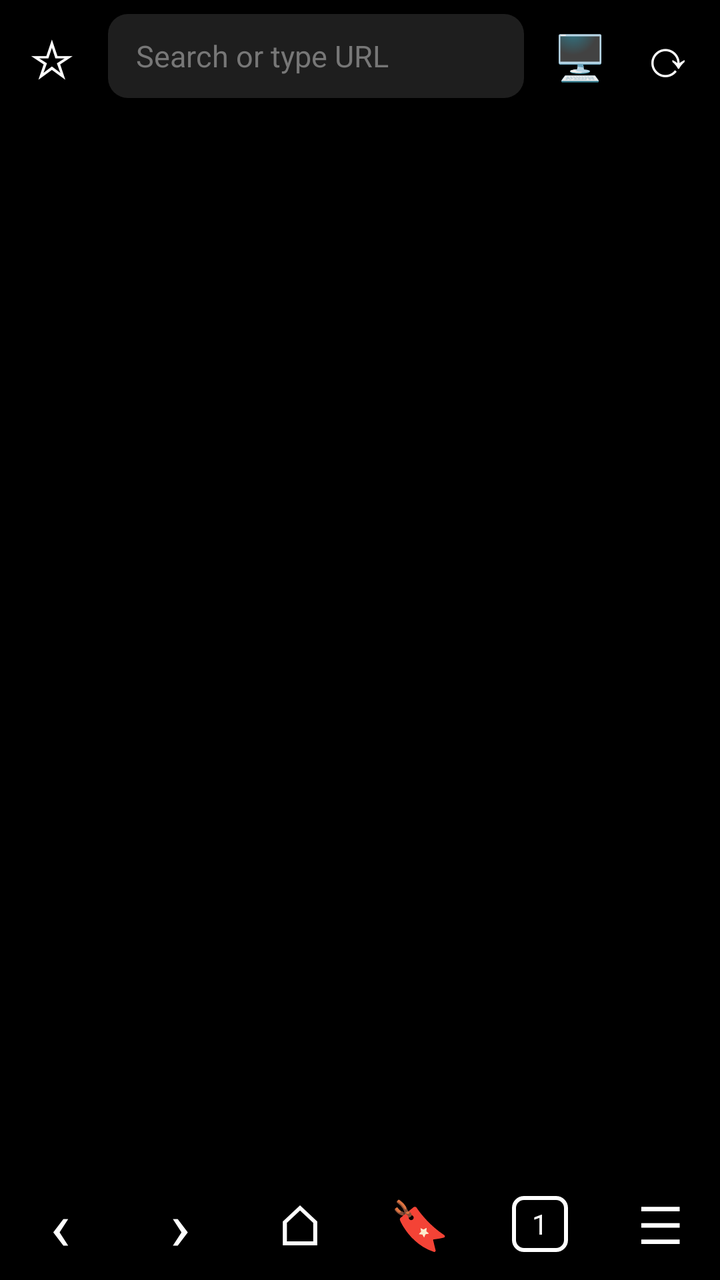
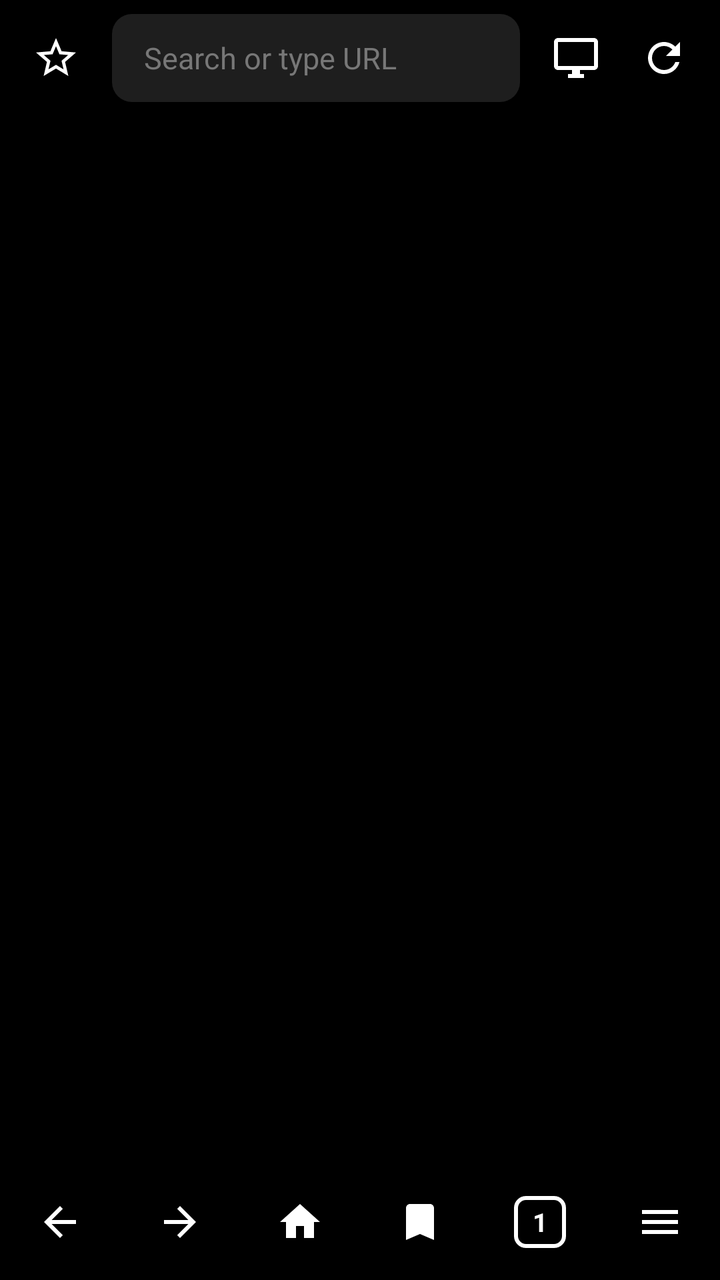

An Android layout rendered at two revisions. The XML below is the earlier revision; the diff shows what the commit changed to produce the second picture.
<!-- AndroidManifest.xml: application theme AppTheme -->
<!-- res/layout/activity_main.xml -->
<?xml version="1.0" encoding="utf-8"?>
<LinearLayout xmlns:android="http://schemas.android.com/apk/res/android"
    android:layout_width="match_parent"
    android:layout_height="match_parent"
    android:background="#000000"
    android:orientation="vertical">

    <LinearLayout
        android:id="@+id/topBar"
        android:layout_width="match_parent"
        android:layout_height="56dp"
        android:gravity="center_vertical"
        android:orientation="horizontal"
        android:paddingStart="4dp"
        android:paddingEnd="4dp">

        <TextView
            android:id="@+id/btnStar"
            android:layout_width="44dp"
            android:layout_height="44dp"
            android:background="?attr/selectableItemBackgroundBorderless"
            android:gravity="center"
            android:text="☆"
            android:textColor="#FFFFFF"
            android:textSize="26sp" />

        <EditText
            android:id="@+id/urlBar"
            android:layout_width="0dp"
            android:layout_height="42dp"
            android:layout_marginStart="6dp"
            android:layout_marginEnd="6dp"
            android:layout_weight="1"
            android:background="@drawable/bg_url"
            android:gravity="center_vertical"
            android:hint="Search or type URL"
            android:imeOptions="actionGo"
            android:inputType="textUri"
            android:paddingStart="14dp"
            android:paddingEnd="14dp"
            android:selectAllOnFocus="true"
            android:textColor="#FFFFFF"
            android:textColorHint="#777777"
            android:textSize="15sp" />

        <TextView
            android:id="@+id/btnDesktop"
            android:layout_width="44dp"
            android:layout_height="44dp"
            android:background="?attr/selectableItemBackgroundBorderless"
            android:gravity="center"
            android:text="🖥"
            android:textColor="#FFFFFF"
            android:textSize="22sp" />

        <TextView
            android:id="@+id/btnRefresh"
            android:layout_width="44dp"
            android:layout_height="44dp"
            android:background="?attr/selectableItemBackgroundBorderless"
            android:gravity="center"
            android:text="⟳"
            android:textColor="#FFFFFF"
            android:textSize="26sp" />
    </LinearLayout>

    <ProgressBar
        android:id="@+id/progress"
        style="?android:attr/progressBarStyleHorizontal"
        android:layout_width="match_parent"
        android:layout_height="3dp"
        android:max="100"
        android:progressTint="#7C8CFF"
        android:visibility="gone" />

    <LinearLayout
        android:id="@+id/findBar"
        android:layout_width="match_parent"
        android:layout_height="48dp"
        android:background="#1E1E1E"
        android:gravity="center_vertical"
        android:orientation="horizontal"
        android:paddingStart="12dp"
        android:visibility="gone">

        <EditText
            android:id="@+id/findInput"
            android:layout_width="0dp"
            android:layout_height="match_parent"
            android:layout_weight="1"
            android:background="@null"
            android:hint="Find in page"
            android:inputType="text"
            android:maxLines="1"
            android:textColor="#FFFFFF"
            android:textColorHint="#777777"
            android:textSize="15sp" />

        <TextView
            android:id="@+id/findPrev"
            android:layout_width="44dp"
            android:layout_height="match_parent"
            android:gravity="center"
            android:text="▲"
            android:textColor="#FFFFFF"
            android:textSize="18sp" />

        <TextView
            android:id="@+id/findNext"
            android:layout_width="44dp"
            android:layout_height="match_parent"
            android:gravity="center"
            android:text="▼"
            android:textColor="#FFFFFF"
            android:textSize="18sp" />

        <TextView
            android:id="@+id/findClose"
            android:layout_width="44dp"
            android:layout_height="match_parent"
            android:gravity="center"
            android:text="✕"
            android:textColor="#FFFFFF"
            android:textSize="18sp" />
    </LinearLayout>

    <FrameLayout
        android:id="@+id/content"
        android:layout_width="match_parent"
        android:layout_height="0dp"
        android:layout_weight="1">

        <ScrollView
            android:id="@+id/homeView"
            android:layout_width="match_parent"
            android:layout_height="match_parent"
            android:fillViewport="true">

            <LinearLayout
                android:layout_width="match_parent"
                android:layout_height="wrap_content"
                android:orientation="vertical"
                android:paddingTop="24dp">

                <TextView
                    android:id="@+id/homeNote"
                    android:layout_width="match_parent"
                    android:layout_height="wrap_content"
                    android:gravity="center"
                    android:padding="12dp"
                    android:text="🕶 Private tab — history is not saved"
                    android:textColor="#B39DDB"
                    android:textSize="14sp"
                    android:visibility="gone" />

                <GridLayout
                    android:id="@+id/dialGrid"
                    android:layout_width="match_parent"
                    android:layout_height="wrap_content"
                    android:columnCount="5" />
            </LinearLayout>
        </ScrollView>
    </FrameLayout>

    <LinearLayout
        android:id="@+id/bottomBar"
        android:layout_width="match_parent"
        android:layout_height="56dp"
        android:background="#000000"
        android:gravity="center_vertical"
        android:orientation="horizontal">

        <TextView
            android:id="@+id/navBack"
            android:layout_width="0dp"
            android:layout_height="match_parent"
            android:layout_weight="1"
            android:background="?attr/selectableItemBackgroundBorderless"
            android:gravity="center"
            android:text="‹"
            android:textColor="#FFFFFF"
            android:textSize="34sp" />

        <TextView
            android:id="@+id/navFwd"
            android:layout_width="0dp"
            android:layout_height="match_parent"
            android:layout_weight="1"
            android:background="?attr/selectableItemBackgroundBorderless"
            android:gravity="center"
            android:text="›"
            android:textColor="#FFFFFF"
            android:textSize="34sp" />

        <TextView
            android:id="@+id/navHome"
            android:layout_width="0dp"
            android:layout_height="match_parent"
            android:layout_weight="1"
            android:background="?attr/selectableItemBackgroundBorderless"
            android:gravity="center"
            android:text="⌂"
            android:textColor="#FFFFFF"
            android:textSize="28sp" />

        <TextView
            android:id="@+id/navBookmarks"
            android:layout_width="0dp"
            android:layout_height="match_parent"
            android:layout_weight="1"
            android:background="?attr/selectableItemBackgroundBorderless"
            android:gravity="center"
            android:text="🔖"
            android:textColor="#FFFFFF"
            android:textSize="24sp" />

        <FrameLayout
            android:id="@+id/navTabs"
            android:layout_width="0dp"
            android:layout_height="match_parent"
            android:layout_weight="1"
            android:background="?attr/selectableItemBackgroundBorderless">

            <TextView
                android:id="@+id/tabCount"
                android:layout_width="28dp"
                android:layout_height="28dp"
                android:layout_gravity="center"
                android:background="@drawable/bg_tab_count"
                android:gravity="center"
                android:text="1"
                android:textColor="#FFFFFF"
                android:textSize="14sp" />
        </FrameLayout>

        <TextView
            android:id="@+id/navMenu"
            android:layout_width="0dp"
            android:layout_height="match_parent"
            android:layout_weight="1"
            android:background="?attr/selectableItemBackgroundBorderless"
            android:gravity="center"
            android:text="☰"
            android:textColor="#FFFFFF"
            android:textSize="26sp" />
    </LinearLayout>
</LinearLayout>
<!-- resources referenced by this layout -->
<resources>
  <!-- unchanged entries left out for length: 3 -->
</resources>

<!-- the commit's change to res/layout/activity_main.xml (unified diff, before → after) -->
@@ -8,26 +8,25 @@
     <LinearLayout
         android:id="@+id/topBar"
         android:layout_width="match_parent"
-        android:layout_height="56dp"
+        android:layout_height="58dp"
         android:gravity="center_vertical"
         android:orientation="horizontal"
-        android:paddingStart="4dp"
-        android:paddingEnd="4dp">
-
-        <TextView
+        android:paddingStart="6dp"
+        android:paddingEnd="6dp">
+
+        <ImageView
             android:id="@+id/btnStar"
             android:layout_width="44dp"
             android:layout_height="44dp"
             android:background="?attr/selectableItemBackgroundBorderless"
-            android:gravity="center"
-            android:text="☆"
-            android:textColor="#FFFFFF"
-            android:textSize="26sp" />
+            android:padding="10dp"
+            android:src="@drawable/ic_star_border"
+            android:tint="#FFFFFF" />
 
         <EditText
             android:id="@+id/urlBar"
             android:layout_width="0dp"
-            android:layout_height="42dp"
+            android:layout_height="44dp"
             android:layout_marginStart="6dp"
             android:layout_marginEnd="6dp"
             android:layout_weight="1"
@@ -36,32 +35,30 @@
             android:hint="Search or type URL"
             android:imeOptions="actionGo"
             android:inputType="textUri"
-            android:paddingStart="14dp"
-            android:paddingEnd="14dp"
+            android:paddingStart="16dp"
+            android:paddingEnd="16dp"
             android:selectAllOnFocus="true"
             android:textColor="#FFFFFF"
             android:textColorHint="#777777"
             android:textSize="15sp" />
 
-        <TextView
+        <ImageView
             android:id="@+id/btnDesktop"
             android:layout_width="44dp"
             android:layout_height="44dp"
             android:background="?attr/selectableItemBackgroundBorderless"
-            android:gravity="center"
-            android:text="🖥"
-            android:textColor="#FFFFFF"
-            android:textSize="22sp" />
-
-        <TextView
+            android:padding="10dp"
+            android:src="@drawable/ic_desktop"
+            android:tint="#FFFFFF" />
+
+        <ImageView
             android:id="@+id/btnRefresh"
             android:layout_width="44dp"
             android:layout_height="44dp"
             android:background="?attr/selectableItemBackgroundBorderless"
-            android:gravity="center"
-            android:text="⟳"
-            android:textColor="#FFFFFF"
-            android:textSize="26sp" />
+            android:padding="10dp"
+            android:src="@drawable/ic_refresh"
+            android:tint="#FFFFFF" />
     </LinearLayout>
 
     <ProgressBar
@@ -76,11 +73,11 @@
     <LinearLayout
         android:id="@+id/findBar"
         android:layout_width="match_parent"
-        android:layout_height="48dp"
+        android:layout_height="52dp"
         android:background="#1E1E1E"
         android:gravity="center_vertical"
         android:orientation="horizontal"
-        android:paddingStart="12dp"
+        android:paddingStart="16dp"
         android:visibility="gone">
 
         <EditText
@@ -96,32 +93,29 @@
             android:textColorHint="#777777"
             android:textSize="15sp" />
 
-        <TextView
+        <ImageView
             android:id="@+id/findPrev"
             android:layout_width="44dp"
             android:layout_height="match_parent"
-            android:gravity="center"
-            android:text="▲"
-            android:textColor="#FFFFFF"
-            android:textSize="18sp" />
-
-        <TextView
+            android:padding="10dp"
+            android:src="@drawable/ic_arrow_up"
+            android:tint="#FFFFFF" />
+
+        <ImageView
             android:id="@+id/findNext"
             android:layout_width="44dp"
             android:layout_height="match_parent"
-            android:gravity="center"
-            android:text="▼"
-            android:textColor="#FFFFFF"
-            android:textSize="18sp" />
-
-        <TextView
+            android:padding="10dp"
+            android:src="@drawable/ic_arrow_down"
+            android:tint="#FFFFFF" />
+
+        <ImageView
             android:id="@+id/findClose"
             android:layout_width="44dp"
             android:layout_height="match_parent"
-            android:gravity="center"
-            android:text="✕"
-            android:textColor="#FFFFFF"
-            android:textSize="18sp" />
+            android:padding="12dp"
+            android:src="@drawable/ic_close"
+            android:tint="#FFFFFF" />
     </LinearLayout>
 
     <FrameLayout
@@ -148,7 +142,7 @@
                     android:layout_height="wrap_content"
                     android:gravity="center"
                     android:padding="12dp"
-                    android:text="🕶 Private tab — history is not saved"
+                    android:text="Private tab — history is not saved"
                     android:textColor="#B39DDB"
                     android:textSize="14sp"
                     android:visibility="gone" />
@@ -165,54 +159,50 @@
     <LinearLayout
         android:id="@+id/bottomBar"
         android:layout_width="match_parent"
-        android:layout_height="56dp"
+        android:layout_height="58dp"
         android:background="#000000"
         android:gravity="center_vertical"
         android:orientation="horizontal">
 
-        <TextView
+        <ImageView
             android:id="@+id/navBack"
             android:layout_width="0dp"
             android:layout_height="match_parent"
             android:layout_weight="1"
             android:background="?attr/selectableItemBackgroundBorderless"
-            android:gravity="center"
-            android:text="‹"
-            android:textColor="#FFFFFF"
-            android:textSize="34sp" />
-
-        <TextView
+            android:padding="17dp"
+            android:src="@drawable/ic_arrow_back"
+            android:tint="#FFFFFF" />
+
+        <ImageView
             android:id="@+id/navFwd"
             android:layout_width="0dp"
             android:layout_height="match_parent"
             android:layout_weight="1"
             android:background="?attr/selectableItemBackgroundBorderless"
-            android:gravity="center"
-            android:text="›"
-            android:textColor="#FFFFFF"
-            android:textSize="34sp" />
-
-        <TextView
+            android:padding="17dp"
+            android:src="@drawable/ic_arrow_forward"
+            android:tint="#FFFFFF" />
+
+        <ImageView
             android:id="@+id/navHome"
             android:layout_width="0dp"
             android:layout_height="match_parent"
             android:layout_weight="1"
             android:background="?attr/selectableItemBackgroundBorderless"
-            android:gravity="center"
-            android:text="⌂"
-            android:textColor="#FFFFFF"
-            android:textSize="28sp" />
-
-        <TextView
+            android:padding="17dp"
+            android:src="@drawable/ic_home"
+            android:tint="#FFFFFF" />
+
+        <ImageView
             android:id="@+id/navBookmarks"
             android:layout_width="0dp"
             android:layout_height="match_parent"
             android:layout_weight="1"
             android:background="?attr/selectableItemBackgroundBorderless"
-            android:gravity="center"
-            android:text="🔖"
-            android:textColor="#FFFFFF"
-            android:textSize="24sp" />
+            android:padding="17dp"
+            android:src="@drawable/ic_bookmark"
+            android:tint="#FFFFFF" />
 
         <FrameLayout
             android:id="@+id/navTabs"
@@ -223,25 +213,25 @@
 
             <TextView
                 android:id="@+id/tabCount"
-                android:layout_width="28dp"
-                android:layout_height="28dp"
+                android:layout_width="26dp"
+                android:layout_height="26dp"
                 android:layout_gravity="center"
                 android:background="@drawable/bg_tab_count"
                 android:gravity="center"
                 android:text="1"
                 android:textColor="#FFFFFF"
-                android:textSize="14sp" />
+                android:textSize="13sp"
+                android:textStyle="bold" />
         </FrameLayout>
 
-        <TextView
+        <ImageView
             android:id="@+id/navMenu"
             android:layout_width="0dp"
             android:layout_height="match_parent"
             android:layout_weight="1"
             android:background="?attr/selectableItemBackgroundBorderless"
-            android:gravity="center"
-            android:text="☰"
-            android:textColor="#FFFFFF"
-            android:textSize="26sp" />
+            android:padding="17dp"
+            android:src="@drawable/ic_menu"
+            android:tint="#FFFFFF" />
     </LinearLayout>
 </LinearLayout>
<!-- resource entries referenced after the edit -->
@@ -1,5 +1,126 @@
 <!-- resources referenced by this layout -->
 <resources>
+  <!-- drawable ic_arrow_back (drawable) -->
+  <?xml version="1.0" encoding="utf-8"?>
+  <vector xmlns:android="http://schemas.android.com/apk/res/android"
+      android:width="24dp"
+      android:height="24dp"
+      android:viewportWidth="24"
+      android:viewportHeight="24">
+      <path
+          android:fillColor="#FFFFFFFF"
+          android:pathData="M20,11H7.83l5.59,-5.59L12,4l-8,8 8,8 1.41,-1.41L7.83,13H20v-2z" />
+  </vector>
+  <!-- drawable ic_arrow_down (drawable) -->
+  <?xml version="1.0" encoding="utf-8"?>
+  <vector xmlns:android="http://schemas.android.com/apk/res/android"
+      android:width="24dp"
+      android:height="24dp"
+      android:viewportWidth="24"
+      android:viewportHeight="24">
+      <path
+          android:fillColor="#FFFFFFFF"
+          android:pathData="M7.41,8.59L12,13.17l4.59,-4.58L18,10l-6,6 -6,-6 1.41,-1.41z" />
+  </vector>
+  <!-- drawable ic_arrow_forward (drawable) -->
+  <?xml version="1.0" encoding="utf-8"?>
+  <vector xmlns:android="http://schemas.android.com/apk/res/android"
+      android:width="24dp"
+      android:height="24dp"
+      android:viewportWidth="24"
+      android:viewportHeight="24">
+      <path
+          android:fillColor="#FFFFFFFF"
+          android:pathData="M12,4l-1.41,1.41L16.17,11H4v2h12.17l-5.58,5.59L12,20l8,-8z" />
+  </vector>
+  <!-- drawable ic_arrow_up (drawable) -->
+  <?xml version="1.0" encoding="utf-8"?>
+  <vector xmlns:android="http://schemas.android.com/apk/res/android"
+      android:width="24dp"
+      android:height="24dp"
+      android:viewportWidth="24"
+      android:viewportHeight="24">
+      <path
+          android:fillColor="#FFFFFFFF"
+          android:pathData="M7.41,15.41L12,10.83l4.59,4.58L18,14l-6,-6 -6,6z" />
+  </vector>
+  <!-- drawable ic_bookmark (drawable) -->
+  <?xml version="1.0" encoding="utf-8"?>
+  <vector xmlns:android="http://schemas.android.com/apk/res/android"
+      android:width="24dp"
+      android:height="24dp"
+      android:viewportWidth="24"
+      android:viewportHeight="24">
+      <path
+          android:fillColor="#FFFFFFFF"
+          android:pathData="M17,3H7c-1.1,0 -1.99,0.9 -1.99,2L5,21l7,-3 7,3V5c0,-1.1 -0.9,-2 -2,-2z" />
+  </vector>
+  <!-- drawable ic_close (drawable) -->
+  <?xml version="1.0" encoding="utf-8"?>
+  <vector xmlns:android="http://schemas.android.com/apk/res/android"
+      android:width="24dp"
+      android:height="24dp"
+      android:viewportWidth="24"
+      android:viewportHeight="24">
+      <path
+          android:fillColor="#FFFFFFFF"
+          android:pathData="M19,6.41L17.59,5 12,10.59 6.41,5 5,6.41 10.59,12 5,17.59 6.41,19 12,13.41 17.59,19 19,17.59 13.41,12z" />
+  </vector>
+  <!-- drawable ic_desktop (drawable) -->
+  <?xml version="1.0" encoding="utf-8"?>
+  <vector xmlns:android="http://schemas.android.com/apk/res/android"
+      android:width="24dp"
+      android:height="24dp"
+      android:viewportWidth="24"
+      android:viewportHeight="24">
+      <path
+          android:fillColor="#FFFFFFFF"
+          android:pathData="M21,2H3c-1.1,0 -2,0.9 -2,2v12c0,1.1 0.9,2 2,2h7v2H8v2h8v-2h-2v-2h7c1.1,0 2,-0.9 2,-2V4c0,-1.1 -0.9,-2 -2,-2zM21,16H3V4h18v12z" />
+  </vector>
+  <!-- drawable ic_home (drawable) -->
+  <?xml version="1.0" encoding="utf-8"?>
+  <vector xmlns:android="http://schemas.android.com/apk/res/android"
+      android:width="24dp"
+      android:height="24dp"
+      android:viewportWidth="24"
+      android:viewportHeight="24">
+      <path
+          android:fillColor="#FFFFFFFF"
+          android:pathData="M10,20v-6h4v6h5v-8h3L12,3 2,12h3v8z" />
+  </vector>
+  <!-- drawable ic_menu (drawable) -->
+  <?xml version="1.0" encoding="utf-8"?>
+  <vector xmlns:android="http://schemas.android.com/apk/res/android"
+      android:width="24dp"
+      android:height="24dp"
+      android:viewportWidth="24"
+      android:viewportHeight="24">
+      <path
+          android:fillColor="#FFFFFFFF"
+          android:pathData="M3,18h18v-2H3v2zM3,13h18v-2H3v2zM3,6v2h18V6H3z" />
+  </vector>
+  <!-- drawable ic_refresh (drawable) -->
+  <?xml version="1.0" encoding="utf-8"?>
+  <vector xmlns:android="http://schemas.android.com/apk/res/android"
+      android:width="24dp"
+      android:height="24dp"
+      android:viewportWidth="24"
+      android:viewportHeight="24">
+      <path
+          android:fillColor="#FFFFFFFF"
+          android:pathData="M17.65,6.35C16.2,4.9 14.21,4 12,4c-4.42,0 -7.99,3.58 -7.99,8s3.57,8 7.99,8c3.73,0 6.84,-2.55 7.73,-6h-2.08c-0.82,2.33 -3.04,4 -5.65,4 -3.31,0 -6,-2.69 -6,-6s2.69,-6 6,-6c1.66,0 3.14,0.69 4.22,1.78L13,11h7V4l-2.35,2.35z" />
+  </vector>
+  <!-- drawable ic_star_border (drawable) -->
+  <?xml version="1.0" encoding="utf-8"?>
+  <vector xmlns:android="http://schemas.android.com/apk/res/android"
+      android:width="24dp"
+      android:height="24dp"
+      android:viewportWidth="24"
+      android:viewportHeight="24">
+      <path
+          android:fillColor="#FFFFFFFF"
+          android:pathData="M22,9.24l-7.19,-0.62L12,2 9.19,8.63 2,9.24l5.46,4.73L5.82,21 12,17.27 18.18,21l-1.63,-7.03L22,9.24zM12,15.4l-3.76,2.27 1,-4.28 -3.32,-2.88 4.38,-0.38L12,6.1l1.71,4.04 4.38,0.38 -3.32,2.88 1,4.28L12,15.4z" />
+  </vector>
   <!-- unchanged entries left out for length: 3 -->
 </resources>
 
